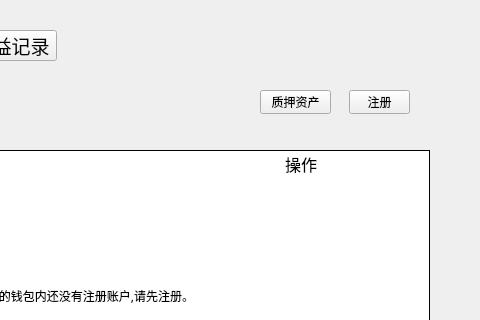
Old version of the form miner/minerpage.ui in the repository HcashOrg/hx-indicator; both pictures show x 290 to 770 and y 0 to 320 of the 770 by 530 pixel window.
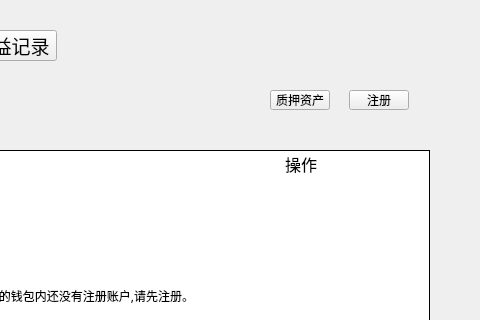
New version of the form.

The edit to the form file:
```diff
--- a/miner/minerpage.ui
+++ b/miner/minerpage.ui
@@ -23,8 +23,8 @@
     <rect>
      <x>639</x>
      <y>90</y>
-     <width>61</width>
-     <height>24</height>
+     <width>60</width>
+     <height>20</height>
     </rect>
    </property>
    <property name="font">
@@ -100,10 +100,10 @@
   <widget class="QToolButton" name="lockToMinerBtn">
    <property name="geometry">
     <rect>
-     <x>550</x>
+     <x>560</x>
      <y>90</y>
-     <width>71</width>
-     <height>24</height>
+     <width>60</width>
+     <height>20</height>
     </rect>
    </property>
    <property name="font">
```
